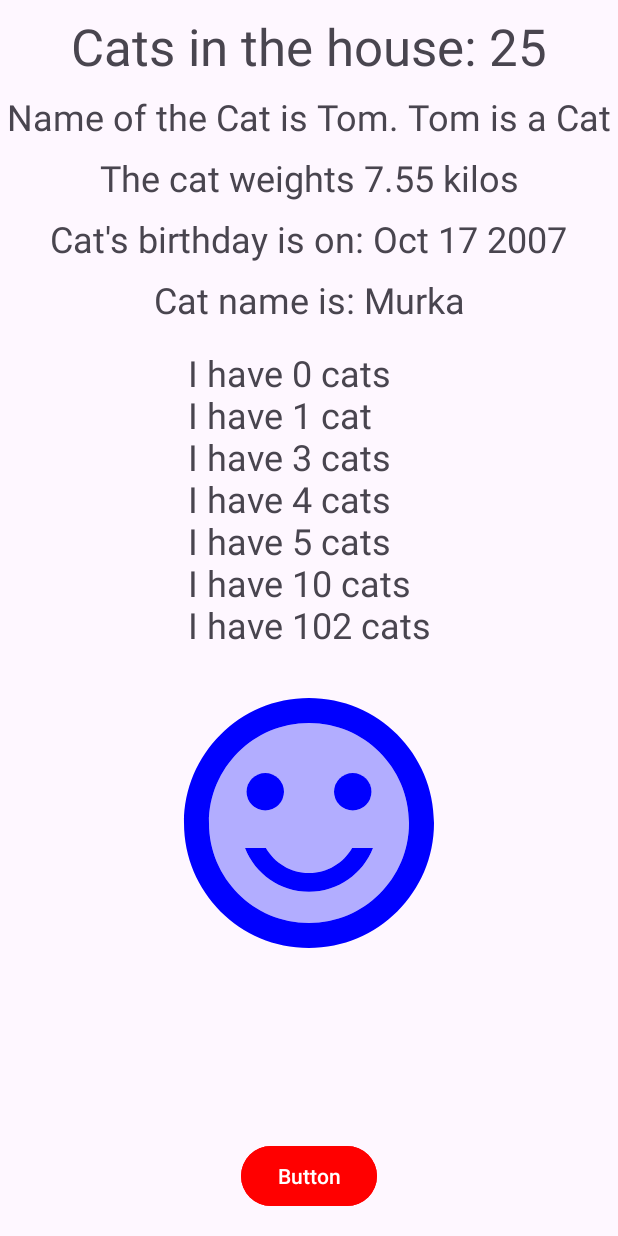
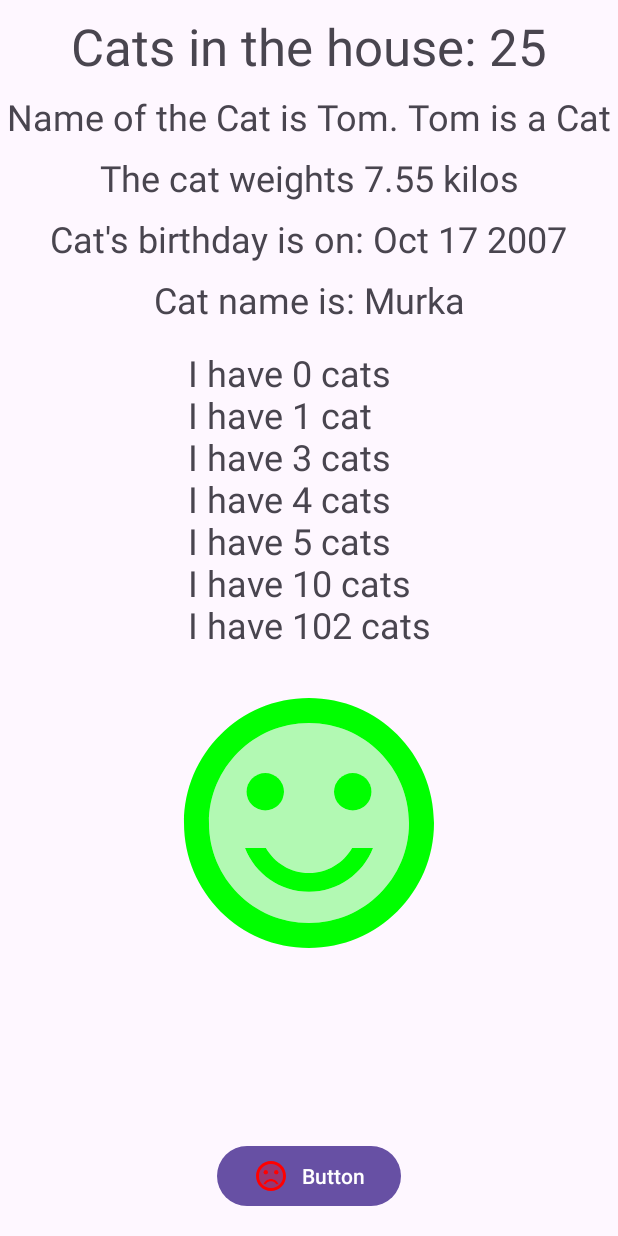
Before and after one commit to Android-Developer-Basic/Resources-1, an Android app: the screen it shows after launch (MainActivity), on a phone screen of 412 x 824 dp. Run offline under Robolectric (Android 15) with nearby library versions, the phone set to English and light mode, and no system bars.

Commit message:
Drawable state list

```diff
--- /dev/null
+++ b/app/src/main/res/drawable/dissatisfied.xml
@@ -0,0 +1,10 @@
+<vector android:height="24dp" android:tint="@color/button_unpressed"
+    android:viewportHeight="24" android:viewportWidth="24"
+    android:width="24dp" xmlns:android="http://schemas.android.com/apk/res/android">
+    <path android:fillAlpha="0.3"
+        android:fillColor="@android:color/white"
+        android:pathData="M12,4c-4.42,0 -8,3.58 -8,8s3.58,8 8,8 8,-3.58 8,-8 -3.58,-8 -8,-8zM15.5,8c0.83,0 1.5,0.67 1.5,1.5s-0.67,1.5 -1.5,1.5 -1.5,-0.67 -1.5,-1.5 0.67,-1.5 1.5,-1.5zM8.5,8c0.83,0 1.5,0.67 1.5,1.5S9.33,11 8.5,11 7,10.33 7,9.5 7.67,8 8.5,8zM15.45,17.5c-0.7,-1.19 -1.97,-2 -3.45,-2s-2.76,0.81 -3.45,2L6.88,17.5C7.68,15.45 9.67,14 12,14s4.32,1.45 5.12,3.5h-1.67z" android:strokeAlpha="0.3"/>
+    <path android:fillColor="@android:color/white" android:pathData="M15.5,9.5m-1.5,0a1.5,1.5 0,1 1,3 0a1.5,1.5 0,1 1,-3 0"/>
+    <path android:fillColor="@android:color/white" android:pathData="M8.5,9.5m-1.5,0a1.5,1.5 0,1 1,3 0a1.5,1.5 0,1 1,-3 0"/>
+    <path android:fillColor="@android:color/white" android:pathData="M11.99,2C6.47,2 2,6.48 2,12s4.47,10 9.99,10C17.52,22 22,17.52 22,12S17.52,2 11.99,2zM12,20c-4.42,0 -8,-3.58 -8,-8s3.58,-8 8,-8 8,3.58 8,8 -3.58,8 -8,8zM12,14c-2.33,0 -4.32,1.45 -5.12,3.5h1.67c0.69,-1.19 1.97,-2 3.45,-2s2.75,0.81 3.45,2h1.67c-0.8,-2.05 -2.79,-3.5 -5.12,-3.5z"/>
+</vector>
--- /dev/null
+++ b/app/src/main/res/drawable/icon_state_list.xml
@@ -0,0 +1,5 @@
+<?xml version="1.0" encoding="utf-8"?>
+<selector xmlns:android="http://schemas.android.com/apk/res/android">
+    <item android:drawable="@drawable/satisfied" android:state_pressed="true"/>
+    <item android:drawable="@drawable/dissatisfied" android:state_pressed="false"/>
+</selector>
--- a/app/src/main/res/drawable/satisfied.xml
+++ b/app/src/main/res/drawable/satisfied.xml
@@ -1,4 +1,4 @@
-<vector android:height="24dp" android:tint="@color/icon_color"
+<vector android:height="24dp" android:tint="@color/button_pressed"
     android:viewportHeight="24" android:viewportWidth="24"
     android:width="24dp" xmlns:android="http://schemas.android.com/apk/res/android">
     <path android:fillAlpha="0.3"
--- a/app/src/main/res/layout/activity_main.xml
+++ b/app/src/main/res/layout/activity_main.xml
@@ -87,7 +87,7 @@
         android:layout_height="wrap_content"
         android:layout_marginBottom="16dp"
         android:text="Button"
-        android:backgroundTint="@color/button_state_list"
+        android:drawableLeft="@drawable/icon_state_list"
         app:layout_constraintBottom_toBottomOf="parent"
         app:layout_constraintEnd_toEndOf="parent"
         app:layout_constraintStart_toStartOf="parent" />
```
